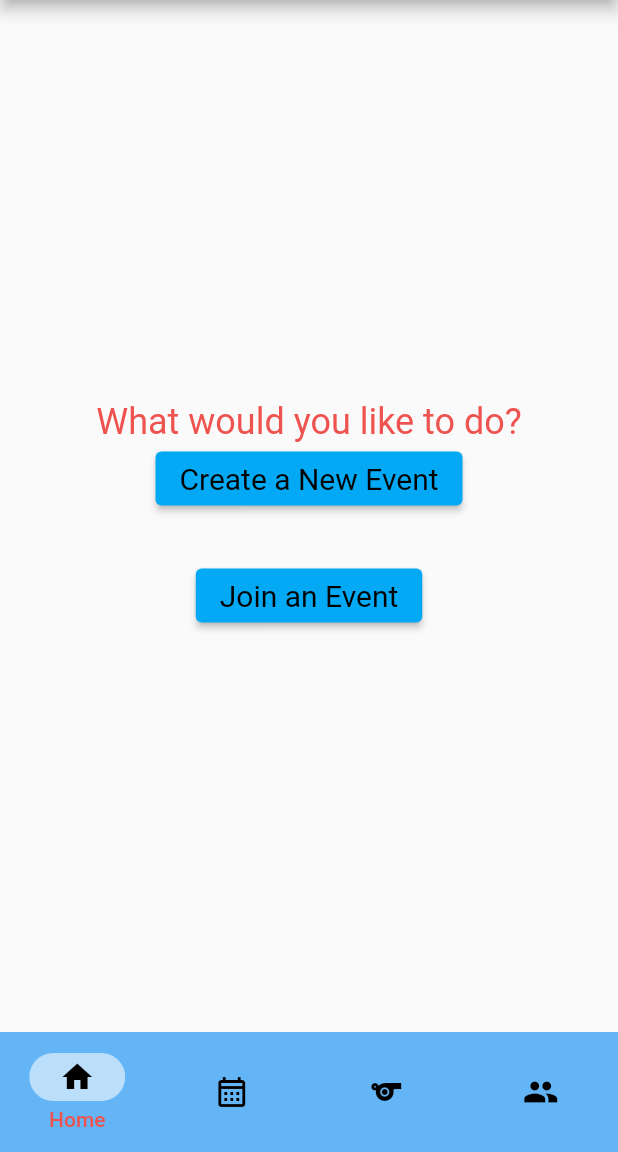
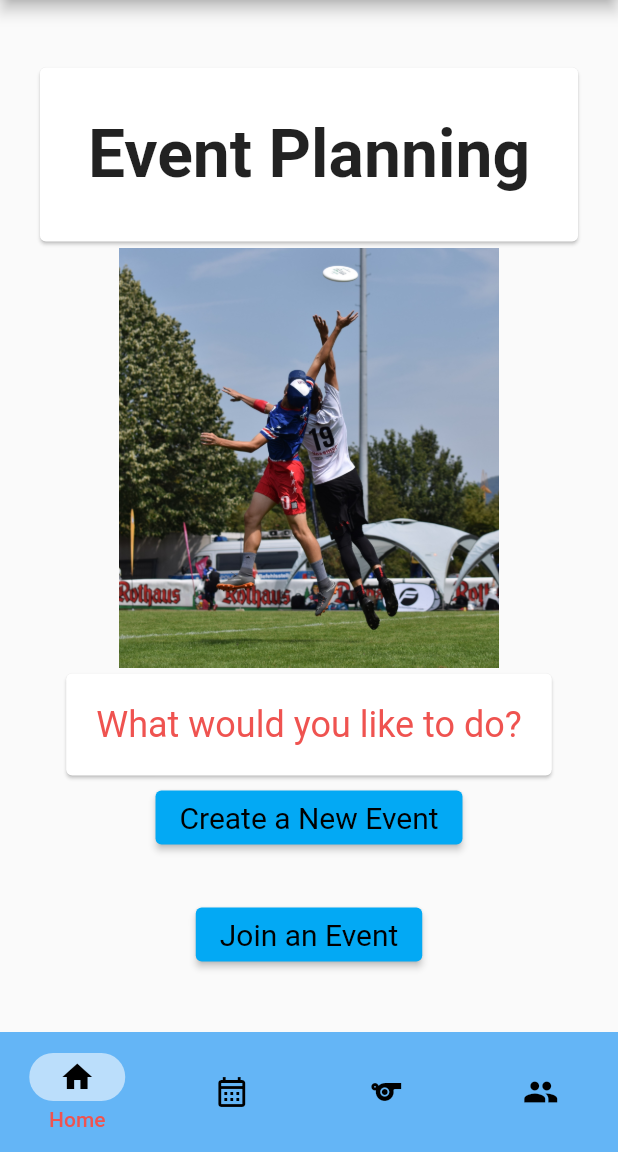
Before and after one commit to dananac/UltiVerse, a Flutter app: the screen it shows after launch, on a phone screen of 412 x 824 dp, the part 84-1236 px from its top. Run offline on Flutter 3.47's test engine with Material 2 defaults, Android fonts, the phone set to English and light mode, and no system bars.

Commit message:
Updates to home page

```diff
--- a/lib/pages/home.dart
+++ b/lib/pages/home.dart
@@ -1,5 +1,4 @@
 import 'package:flutter/material.dart';
-import 'package:ultiverse/main.dart';
 import 'package:ultiverse/pages/events.dart';
 
 class HomePage extends StatelessWidget {
@@ -15,25 +14,56 @@ class HomePage extends StatelessWidget {
       child: Column(
         mainAxisSize: MainAxisSize.min,
         children: <Widget>[
-          Text('What would you like to do?',
-            style: TextStyle(
-              fontSize: 24,
-              fontWeight:FontWeight.w400,
-              color: Colors.red[400]
+          const Card(
+              child: Padding(
+              padding: EdgeInsets.all(32.0),
+              child: Text('Event Planning', style: TextStyle(fontSize: 44, fontWeight: FontWeight.bold),),
+            ),
+          ),
+          Image.asset('assets/images/ultimate_pic.jpg', height: 280,),
+          Card(
+            child: Padding(
+              padding: EdgeInsets.all(20.0),
+              child: Text('What would you like to do?',
+                style: TextStyle(
+                  fontSize: 24,
+                  fontWeight:FontWeight.w400,
+                  color: Colors.red[400]
+                ),
+              ),
             ),
           ),
           ElevatedButton(
             style: style,
-            onPressed: () {},
-            child: const Text('Create a New Event'),
+            onPressed: () {
+              Navigator.push(
+                context, MaterialPageRoute(builder: (context) {
+                  return Scaffold(
+                    appBar: AppBar(
+                      title: Text('Event Planning - Step 1', style: TextStyle(color: Colors.red[400]),),
+                    ),
+                    body: Center(
+                      child: Text('This will be our step 1 screen to create a new event!', style: TextStyle(fontSize: 44, fontWeight: FontWeight.bold),)
+                    )
+                  );
+                })
+              );
+          },
+          child: const Text('Create a New Event'),
           ),
           const SizedBox(height: 30),
           ElevatedButton(
             style: style,
             onPressed: () {
               Navigator.push(
-                context, MaterialPageRoute(builder: (context) =>
-                const EventsPage())
+                context, MaterialPageRoute(builder: (context) {
+                  return Scaffold(
+                    appBar: AppBar(
+                      title: Text('Events', style: TextStyle(color: Colors.red[400]),),
+                    ),
+                    body: EventsPage()
+                  );
+                })
               );
             },
             child: const Text('Join an Event'),
--- a/pubspec.yaml
+++ b/pubspec.yaml
@@ -57,6 +57,8 @@ flutter:
   # included with your application, so that you can use the icons in
   # the material Icons class.
   uses-material-design: true
+  assets:
+    - assets/images/
 
   # To add assets to your application, add an assets section, like this:
   # assets:
```
Also changed, not shown: assets/images/ultimate_pic.jpg (added).
